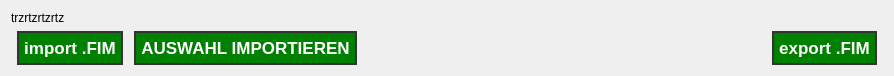
This is fim/gui/draft/io_btn.ui in b-lack/qgis-fim-plugin as Qt 5 draws it before an edit. The edited form follows.
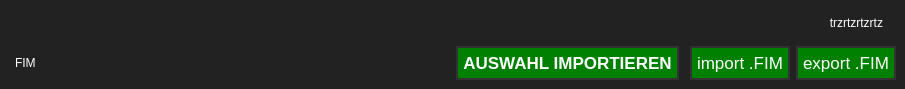
This is the edited form.

```diff
--- a/fim/gui/draft/io_btn.ui
+++ b/fim/gui/draft/io_btn.ui
@@ -6,8 +6,8 @@
    <rect>
     <x>0</x>
     <y>0</y>
-    <width>894</width>
-    <height>75</height>
+    <width>905</width>
+    <height>84</height>
    </rect>
   </property>
   <property name="sizePolicy">
@@ -23,36 +23,33 @@
    <string notr="true"/>
   </property>
   <layout class="QGridLayout" name="gridLayout">
-   <item row="2" column="4">
-    <widget class="QPushButton" name="lfbExportBtn">
-     <property name="font">
-      <font>
-       <pointsize>13</pointsize>
-       <weight>75</weight>
-       <bold>true</bold>
-      </font>
-     </property>
-     <property name="cursor">
-      <cursorShape>PointingHandCursor</cursorShape>
-     </property>
+   <property name="leftMargin">
+    <number>0</number>
+   </property>
+   <property name="topMargin">
+    <number>0</number>
+   </property>
+   <property name="rightMargin">
+    <number>0</number>
+   </property>
+   <property name="bottomMargin">
+    <number>0</number>
+   </property>
+   <item row="0" column="0" colspan="5">
+    <widget class="QWidget" name="gridWidget" native="true">
      <property name="styleSheet">
-      <string notr="true">QPushButton{
-	border: 2px solid #333;
-	color: #555;
-	padding: 5px;
-}
-QPushButton:enabled{
-	border: 2px solid #333;
-	background-color: green;
+      <string notr="true">QWidget{
+	background-color: #222;
 	color: #fff;
+	padding:10px;
+	margin:0px;
 }</string>
      </property>
-     <property name="text">
-      <string>export .FIM</string>
-     </property>
-    </widget>
-   </item>
-   <item row="2" column="3">
+     <layout class="QGridLayout" name="gridLayout_2">
+      <property name="topMargin">
+       <number>6</number>
+      </property>
+      <item row="1" column="2">
     <spacer name="horizontalSpacer">
      <property name="orientation">
       <enum>Qt::Horizontal</enum>
@@ -65,13 +62,13 @@
      </property>
     </spacer>
    </item>
-   <item row="2" column="2">
-    <widget class="QPushButton" name="lfbImportSelectedBtn">
+      <item row="1" column="4">
+       <widget class="QPushButton" name="lfbImportBtn">
      <property name="font">
       <font>
        <pointsize>13</pointsize>
-       <weight>75</weight>
-       <bold>true</bold>
+          <weight>50</weight>
+          <bold>false</bold>
       </font>
      </property>
      <property name="cursor">
@@ -81,7 +78,6 @@
       <string notr="true">QPushButton{
 	border: 2px solid #333;
 	color: #555;
-	margin: 0 5px;
 	padding: 5px;
 }
 QPushButton:enabled{
@@ -91,7 +87,7 @@
 }</string>
      </property>
      <property name="text">
-      <string>AUSWAHL IMPORTIEREN</string>
+         <string>import .FIM</string>
      </property>
     </widget>
    </item>
@@ -100,10 +96,42 @@
      <property name="text">
       <string>trzrtzrtzrtz</string>
      </property>
-    </widget>
-   </item>
-   <item row="2" column="1">
-    <widget class="QPushButton" name="lfbImportBtn">
+        <property name="alignment">
+         <set>Qt::AlignRight|Qt::AlignTrailing|Qt::AlignVCenter</set>
+        </property>
+       </widget>
+      </item>
+      <item row="1" column="5">
+       <widget class="QPushButton" name="lfbExportBtn">
+        <property name="font">
+         <font>
+          <pointsize>13</pointsize>
+          <weight>50</weight>
+          <bold>false</bold>
+         </font>
+        </property>
+        <property name="cursor">
+         <cursorShape>PointingHandCursor</cursorShape>
+        </property>
+        <property name="styleSheet">
+         <string notr="true">QPushButton{
+	border: 2px solid #333;
+	color: #555;
+	padding: 5px;
+}
+QPushButton:enabled{
+	border: 2px solid #333;
+	background-color: green;
+	color: #fff;
+}</string>
+        </property>
+        <property name="text">
+         <string>export .FIM</string>
+        </property>
+       </widget>
+      </item>
+      <item row="1" column="3">
+       <widget class="QPushButton" name="lfbImportSelectedBtn">
      <property name="font">
       <font>
        <pointsize>13</pointsize>
@@ -118,6 +146,7 @@
       <string notr="true">QPushButton{
 	border: 2px solid #333;
 	color: #555;
+	margin: 0 5px;
 	padding: 5px;
 }
 QPushButton:enabled{
@@ -127,8 +156,21 @@
 }</string>
      </property>
      <property name="text">
-      <string>import .FIM</string>
-     </property>
+         <string>AUSWAHL IMPORTIEREN</string>
+        </property>
+       </widget>
+      </item>
+      <item row="1" column="1">
+       <widget class="QLabel" name="label">
+        <property name="styleSheet">
+         <string notr="true">padding:0</string>
+        </property>
+        <property name="text">
+         <string>FIM</string>
+        </property>
+       </widget>
+      </item>
+     </layout>
     </widget>
    </item>
   </layout>
```
Left out of the diff: 2 changed lines with no effect on the pictures. Lines whose indentation alone changed are shown as unchanged.
